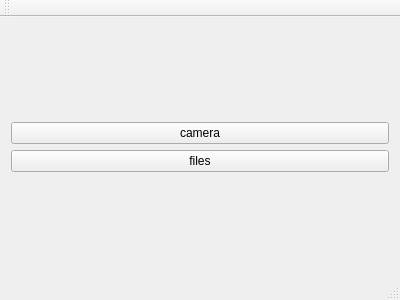
Qt form MainWindow.ui (zach-capalbo/Kromophone) before a commit.
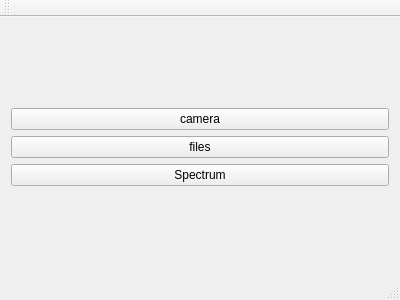
The same form after that commit.

Commit message: Spectrum Button and seperate generator thread

```diff
--- a/MainWindow.ui
+++ b/MainWindow.ui
@@ -31,6 +31,13 @@
         </property>
        </widget>
       </item>
+      <item>
+       <widget class="QPushButton" name="spectrumButton">
+        <property name="text">
+         <string>Spectrum</string>
+        </property>
+       </widget>
+      </item>
      </layout>
     </item>
    </layout>
```
The commit also changes 5 other files.
